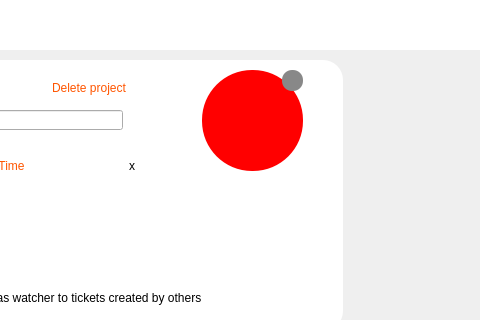
First picture: the form in TaskEditWidget.ui, repository falcon198236/projectmgr, before the edit; both pictures show x 277 to 757 and y 0 to 320 of the 757 by 530 pixel window.
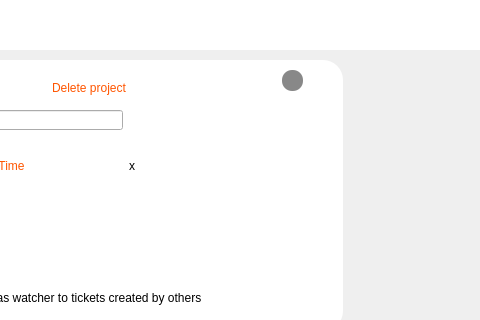
Second picture: the form after the edit. Icons and pictures are not drawn.

The edit to the form file:
```diff
--- a/TaskEditWidget.ui
+++ b/TaskEditWidget.ui
@@ -249,22 +249,6 @@
               <string>Add me as watcher to tickets created by others</string>
              </property>
             </widget>
-            <widget class="QGraphicsView" name="graphicsView">
-             <property name="geometry">
-              <rect>
-               <x>350</x>
-               <y>10</y>
-               <width>101</width>
-               <height>101</height>
-              </rect>
-             </property>
-             <property name="styleSheet">
-              <string notr="true">width:100px;
-height100px;
-background-color:Red;
-border-radius:50px;</string>
-             </property>
-            </widget>
             <widget class="QPushButton" name="pushButton_5">
              <property name="geometry">
               <rect>
```
